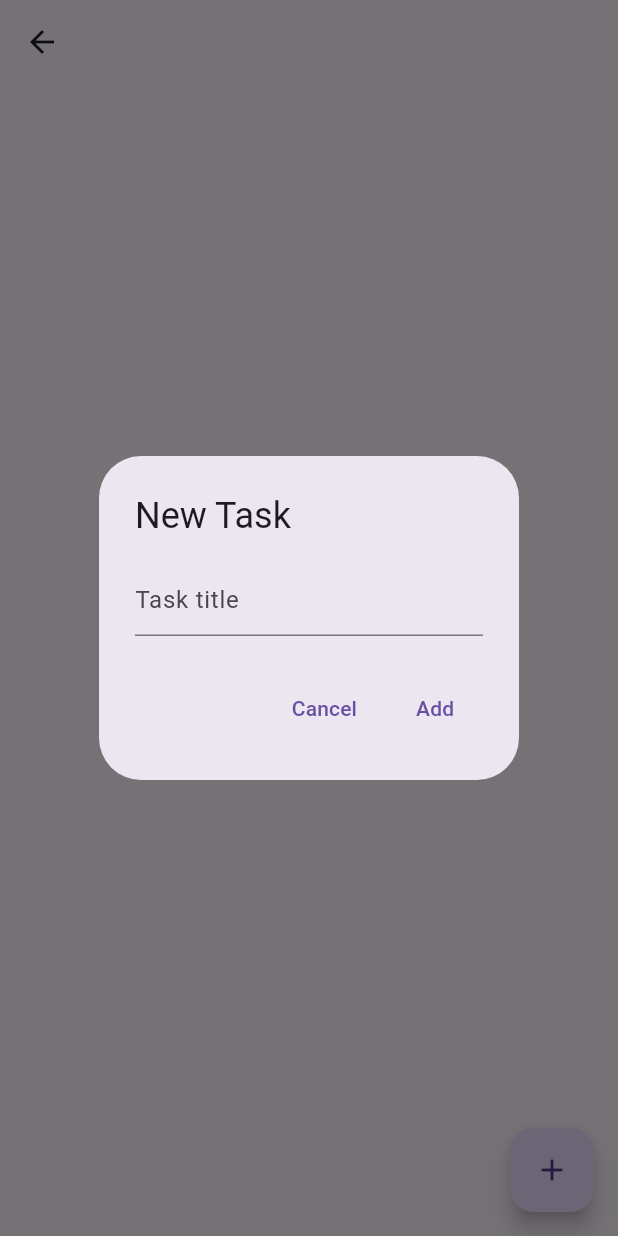
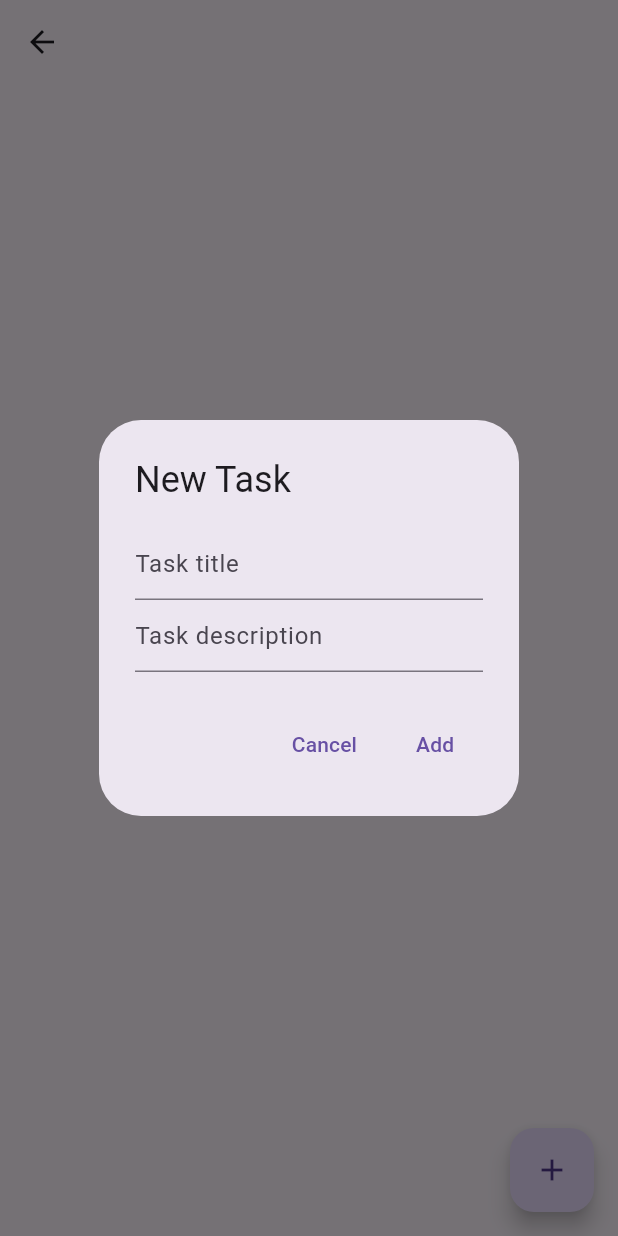
Before and after one commit to chrisG759/firebase-appClone, a Flutter app: the ProjectPage screen opened directly with empty values, after a tap on the "add" icon, on a phone screen of 412 x 824 dp. Run offline on Flutter 3.47's test engine with Material 3 defaults, Android fonts, the phone set to English and light mode, and no system bars; our stand-ins replace cloud_firestore, firebase_auth, firebase_core; accounts and stored records are empty.

Commit message:
updated tasks

```diff
--- a/lib/home_page.dart
+++ b/lib/home_page.dart
@@ -124,6 +124,7 @@ class _HomePageState extends State<HomePage> {
                     );
                   },
                 ),
+
               );
             },
           );
--- a/lib/project_page.dart
+++ b/lib/project_page.dart
@@ -20,17 +20,28 @@ class _ProjectPageState extends State<ProjectPage> {
   final user = FirebaseAuth.instance.currentUser;
   final firestore = FirebaseFirestore.instance;
 
+
   Future<void> addTask() async {
     final TextEditingController taskTitleController = TextEditingController();
+    final TextEditingController taskDescriptionController = TextEditingController();
 
     await showDialog(
       context: context,
       builder: (context) => AlertDialog(
         title: const Text('New Task'),
-        content: TextField(
+        content: Column(
+          mainAxisSize: MainAxisSize.min,
+        children: [TextField(
           controller: taskTitleController,
           decoration: const InputDecoration(hintText: 'Task title'),
         ),
+          TextField(
+            controller: taskDescriptionController,
+            decoration: const InputDecoration(hintText: 'Task description'),
+          ),
+          ]
+      ),
+
         actions: [
           TextButton(
             onPressed: () => Navigator.pop(context),
@@ -39,6 +50,7 @@ class _ProjectPageState extends State<ProjectPage> {
           TextButton(
             onPressed: () async {
               final title = taskTitleController.text.trim();
+              final description = taskDescriptionController.text.trim();
               if (title.isNotEmpty) {
                 await firestore
                     .collection('users')
@@ -48,6 +60,7 @@ class _ProjectPageState extends State<ProjectPage> {
                     .collection('tasks')
                     .add({
                   'title': title,
+                  'description': description,
                   'createdAt': FieldValue.serverTimestamp(),
                   'completed': false,
                 });
@@ -110,6 +123,36 @@ class _ProjectPageState extends State<ProjectPage> {
               final title = task['title'] ?? 'Untitled';
               final completed = task['completed'] as bool;
 
+
+              Future<void> viewTask() async {
+                final taskTitle = task['title'] ?? 'Untitled';
+                final taskDescription = task['description'] ?? 'No description';
+                final Timestamp? createdAtTimestamp = task['createdAt'];
+                final createdAt = createdAtTimestamp != null
+                    ? createdAtTimestamp.toDate().toString()
+                    : 'Unknown date';
+                await showDialog(
+                  context: context,
+                  builder: (context) => AlertDialog(
+                    title: Text(taskTitle),
+                    content: Column(
+                      mainAxisSize: MainAxisSize.min,
+                      crossAxisAlignment: CrossAxisAlignment.start,
+                      children: [
+                        Text('Description: $taskDescription'),
+                        const SizedBox(height: 10),
+                        Text('Created at: $createdAt'),
+                      ],
+                    ),
+                    actions: [
+                      TextButton(
+                        onPressed: () => Navigator.pop(context),
+                        child: const Text('Close'),
+                      ),
+                    ],
+                  ),
+                );
+              }
               return ListTile(
                 title: Text(
                   title,
@@ -122,6 +165,7 @@ class _ProjectPageState extends State<ProjectPage> {
                   value: completed,
                   onChanged: (_) => toggleCompleted(task),
                 ),
+                onLongPress: viewTask,
               );
             },
           );
```
